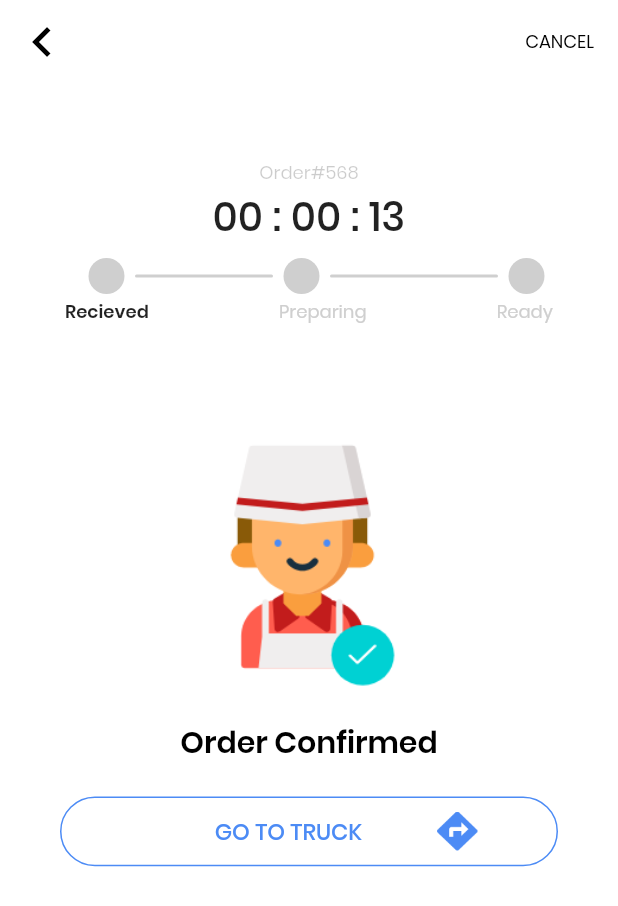
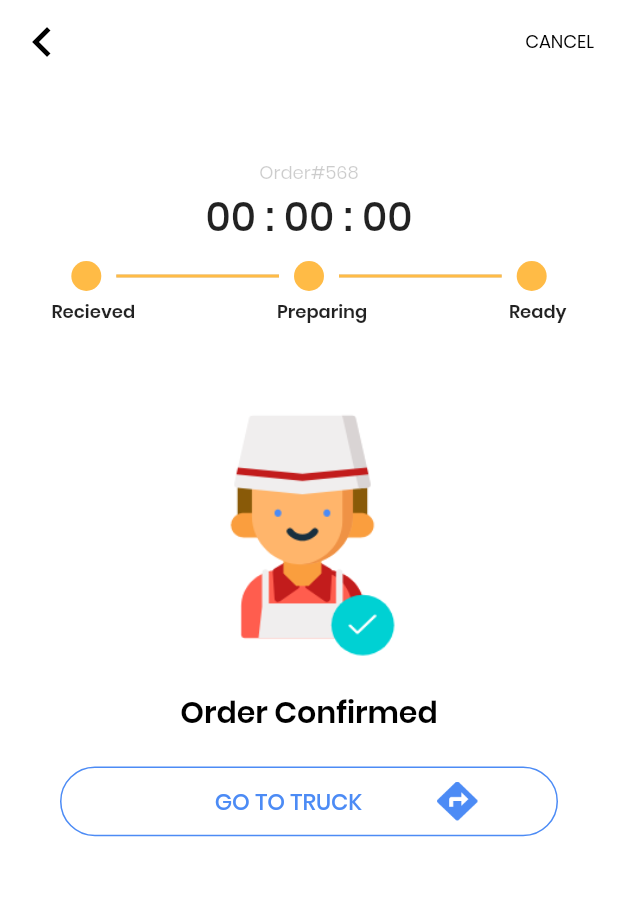
Before and after one commit to LiveLikeCounter/Flutter-Food-Delivery, a Flutter app: the screen it shows after launch, after a tap on "GO TO TRUCK", on a phone screen of 412 x 824 dp. Shown: the top 906 px of the screen. Run offline on Flutter 3.47's test engine with Material 2 defaults, Android fonts, the phone set to English and light mode, and no system bars.

Commit message:
ProgressBar

```diff
--- a/lib/main.dart
+++ b/lib/main.dart
@@ -1,7 +1,9 @@
 import 'package:flutter/material.dart';
 
 import 'package:flutter_fooddelivery/timer.dart';
+import 'package:flutter_fooddelivery/progressBar.dart';
 import 'util.dart';
+
 
 void main() => runApp(App());
 
@@ -21,13 +23,33 @@ class Order extends StatefulWidget {
   _OrderState createState() => _OrderState();
 }
 
-class _OrderState extends State<Order> {
-  String animationName = 'Stroke';
+class _OrderState extends State<Order> with TickerProviderStateMixin {
+  // final timerDuration = Duration(milliseconds: 2500);
+  // AnimationController animationBackward;
+  // AnimationController animationForward;
 
   @override
   void initState() {
     super.initState();
-    // ...
+
+    // animationBackward = AnimationController(
+    //   duration: timerDuration,
+    //   vsync: this,
+    // );
+    // animationBackward.reverse();
+
+    // animationForward = AnimationController(
+    //   duration: timerDuration,
+    //   vsync: this,
+    // );
+    // animationForward.forward();
+  }
+
+  @override
+  void dispose() {
+    // animationBackward.dispose();
+    // animationForward.dispose();
+    super.dispose();
   }
 
   @override
@@ -69,12 +91,13 @@ class _OrderState extends State<Order> {
               style:
                   TextStyle(color: Color.fromRGBO(0, 0, 0, 0.2), fontSize: 12),
             ),
-            Container(
-              child: Timer(),
-            ),
+            Timer(),
+            ProgressBar(),
             SizedBox(height: 50),
+            //Avatar(),
             Image.asset('assets/images/Ober.png', width: 125),
             SizedBox(height: 20),
+            //OrderStatusText(),
             Text(
               'Order Confirmed',
               style: TextStyle(
--- /dev/null
+++ b/lib/progressBar.dart
@@ -0,0 +1,238 @@
+import 'package:flutter/material.dart';
+
+import 'util.dart';
+
+class ProgressBar extends StatefulWidget {
+  ProgressBar({Key key}) : super(key: key);
+
+  _ProgressBarState createState() => _ProgressBarState();
+}
+
+class _ProgressBarState extends State<ProgressBar>
+    with TickerProviderStateMixin {
+  AnimationController animationController;
+
+  @override
+  void initState() {
+    super.initState();
+    animationController = AnimationController(
+      vsync: this,
+      duration: Duration(milliseconds: 8800),
+    );
+    animationController.forward();
+  }
+
+  @override
+  void dispose() {
+    animationController.dispose();
+    super.dispose();
+  }
+
+  @override
+  Widget build(BuildContext context) {
+    return AnimatedBar(
+      controller: animationController,
+    );
+  }
+}
+
+class AnimatedBar extends StatelessWidget {
+  final dotSize = 20.0;
+
+  AnimatedBar({Key key, this.controller})
+      : dotOneColor = ColorTween(
+          begin: FoodColors.Grey,
+          end: FoodColors.Yellow,
+        ).animate(
+          CurvedAnimation(
+            parent: controller,
+            curve: Interval(
+              0.000,
+              0.100,
+              curve: Curves.linear,
+            ),
+          ),
+        ),
+        textOneStyle = TextStyleTween(
+          begin: TextStyle(fontWeight: FontWeight.w400, color: FoodColors.Grey,fontSize: 12),
+          end: TextStyle(fontWeight: FontWeight.w600, color: Colors.black87, fontSize: 12),
+        ).animate(
+          CurvedAnimation(
+            parent: controller,
+            curve: Interval(
+              0.000,
+              0.100,
+              curve: Curves.linear,
+            ),
+          ),
+        ),
+        progressBarOne = Tween(begin: 0.0, end: 1.0).animate(
+          CurvedAnimation(
+            parent: controller,
+            curve: Interval(0.100, 0.450),
+          ),
+        ),
+        dotTwoColor = ColorTween(
+          begin: FoodColors.Grey,
+          end: FoodColors.Yellow,
+        ).animate(
+          CurvedAnimation(
+            parent: controller,
+            curve: Interval(
+              0.450,
+              0.550,
+              curve: Curves.linear,
+            ),
+          ),
+        ),
+        textTwoStyle = TextStyleTween(
+          begin: TextStyle(fontWeight: FontWeight.w400, color: FoodColors.Grey, fontSize: 12),
+          end: TextStyle(fontWeight: FontWeight.w600, color: Colors.black87, fontSize: 12),
+        ).animate(
+          CurvedAnimation(
+            parent: controller,
+            curve: Interval(
+              0.450,
+              0.550,
+              curve: Curves.linear,
+            ),
+          ),
+        ),
+        progressBarTwo = Tween(begin: 0.0, end: 1.0).animate(
+          CurvedAnimation(
+            parent: controller,
+            curve: Interval(0.550, 0.900),
+          ),
+        ),
+        dotThreeColor = ColorTween(
+          begin: FoodColors.Grey,
+          end: FoodColors.Yellow,
+        ).animate(
+          CurvedAnimation(
+            parent: controller,
+            curve: Interval(
+              0.900,
+              1.000,
+              curve: Curves.linear,
+            ),
+          ),
+        ),
+        textThreeStyle = TextStyleTween(
+          begin: TextStyle(fontWeight: FontWeight.w400, color: FoodColors.Grey, fontSize: 12),
+          end: TextStyle(fontWeight: FontWeight.w600, color: Colors.black87, fontSize: 12),
+        ).animate(
+          CurvedAnimation(
+            parent: controller,
+            curve: Interval(
+              0.900,
+              1.000,
+              curve: Curves.linear,
+            ),
+          ),
+        ),
+        super(key: key);
+
+  final AnimationController controller;
+  final Animation<Color> dotOneColor;
+  final Animation<TextStyle> textOneStyle;
+  final Animation<double> progressBarOne;
+  final Animation<Color> dotTwoColor;
+  final Animation<TextStyle> textTwoStyle;
+  final Animation<double> progressBarTwo;
+  final Animation<Color> dotThreeColor;
+  final Animation<TextStyle> textThreeStyle;
+
+  @override
+  Widget build(BuildContext context) {
+    return Container(
+      child: AnimatedBuilder(
+        animation: controller,
+        builder: (BuildContext context, Widget child) => Column(
+          crossAxisAlignment: CrossAxisAlignment.center,
+          children: <Widget>[
+            Container(
+              width: MediaQuery.of(context).size.width / 1.3,
+              margin: EdgeInsets.only(top: 10),
+              child: Row(
+                mainAxisAlignment: MainAxisAlignment.spaceBetween,
+                children: <Widget>[
+                  // Text('${(controller.value * 100.0).toStringAsFixed(1)}%'),
+                  Container(
+                    width: dotSize,
+                    height: dotSize,
+                    decoration: BoxDecoration(
+                        borderRadius: BorderRadius.circular(dotSize / 2),
+                        color: dotOneColor.value),
+                  ),
+                  SizedBox(width: 10),
+                  Expanded(
+                    flex: 1,
+                    child: Container(
+                      height: 2,
+                      child: LinearProgressIndicator(
+                        backgroundColor: FoodColors.Grey,
+                        value: progressBarOne.value,
+                        valueColor:
+                            AlwaysStoppedAnimation<Color>(FoodColors.Yellow),
+                      ),
+                    ),
+                  ),
+                  SizedBox(width: 10),
+                  Container(
+                    width: dotSize,
+                    height: dotSize,
+                    decoration: BoxDecoration(
+                        borderRadius: BorderRadius.circular(dotSize / 2),
+                        color: dotTwoColor.value),
+                  ),
+                  SizedBox(width: 10),
+                  Expanded(
+                    flex: 1,
+                    child: Container(
+                      height: 2,
+                      child: LinearProgressIndicator(
+                        backgroundColor: FoodColors.Grey,
+                        value: progressBarTwo.value,
+                        valueColor:
+                            AlwaysStoppedAnimation<Color>(FoodColors.Yellow),
+                      ),
+                    ),
+                  ),
+                  SizedBox(width: 10),
+                  Container(
+                    width: dotSize,
+                    height: dotSize,
+                    decoration: BoxDecoration(
+                        borderRadius: BorderRadius.circular(dotSize / 2),
+                        color: dotThreeColor.value),
+                  ),
+                ],
+              ),
+            ),
+            Container(
+              margin: EdgeInsets.only(top: 5),
+              width: MediaQuery.of(context).size.width / 1.2,
+              child: Row(
+                mainAxisAlignment: MainAxisAlignment.spaceBetween,
+                children: <Widget>[
+                  Text(
+                    'Recieved',
+                    style: textOneStyle.value,
+                  ),
+                  Text(
+                    'Preparing',
+                    style: textTwoStyle.value,
+                  ),
+                  Text(
+                    'Ready',
+                    style: textThreeStyle.value,
+                  ),
+                ],
+              ),
+            )
+          ],
+        ),
+      ),
+    );
+  }
+}
--- a/lib/timer.dart
+++ b/lib/timer.dart
@@ -20,142 +20,94 @@ class _TimerState extends State<Timer> with TickerProviderStateMixin {
   void initState() {
     super.initState();
     animationController = AnimationController(
+      duration: Duration(milliseconds: 8800),
       vsync: this,
-      // duration: Duration(hours: 0, minutes: 0, seconds: 10),
-      duration: Duration(milliseconds: 22200),
     );
     animationController.reverse(from: animationController.value == 0.0 ? 1.0 : animationController.value);
-    print('Status:   ${animationController.status}');
-    print('Velocity: ${animationController.velocity}');
-    print('Duration: ${animationController.duration}');
-    animationController.addListener(() {
-      print('Listning');
-    });
-    animationController.addStatusListener((state) {
-      print('Status: ${state}');
-    });
+  }
+
+  @override
+  void dispose() {
+    animationController.dispose();
+    super.dispose();
   }
 
   @override
   Widget build(BuildContext context) {
-    // double sreenWidth = MediaQuery.of(context).size.width / 0.1;
-
+    print(timerString);
     return Container(
-      margin: EdgeInsets.only(bottom: 20),
       child: Column(
         crossAxisAlignment: CrossAxisAlignment.center,
         children: <Widget>[
           AnimatedBuilder(
-              animation: animationController,
-              builder: (BuildContext context, Widget child) {
-                return Text(
-                  timerString,
-                  style: TextStyle(fontSize: 27, fontWeight: FontWeight.w500),
-                );
-              }),
-          Container(
-            margin: EdgeInsets.only(top: 20),
-            child: Align(
-              alignment: Alignment.center,
-              child: CustomPaint(
-                painter: ShapesPainter(),
-                child: Container(
-                  width: 290,
-                ),
-              ),
+            animation: animationController,
+            builder: (BuildContext context, Widget child) => Text(
+              timerString,
+              style: TextStyle(fontSize: 27, fontWeight: FontWeight.w500),
             ),
           ),
-          Container(
-            margin: EdgeInsets.only(top: 15),
-            child: Row(
-              mainAxisAlignment: MainAxisAlignment.spaceAround,
-              children: <Widget>[
-                Text(
-                  'Recieved',
-                  style: TextStyle(fontWeight: FontWeight.w600, fontSize: 12),
-                ),
-                Text(
-                  'Preparing',
-                  style: TextStyle(color: FoodColors.Grey, fontSize: 12),
-                ),
-                Text(
-                  'Ready',
-                  style: TextStyle(color: FoodColors.Grey, fontSize: 12),
-                ),
-              ],
-            ),
-          )
         ],
       ),
     );
   }
 }
 
-class ShapesPainter extends CustomPainter {
-  @override
-  void paint(Canvas canvas, Size size) {
-    final paint = Paint();
-    paint.color = FoodColors.Grey;
-    paint.strokeWidth = 2;
-    paint.strokeCap = StrokeCap.round;
 
-    // center of the canvas is (x,y) => (width/2, height/2)
-    var dotFirst = Offset(10, 0);
-    canvas.drawCircle(dotFirst, 12.0, paint);
 
-    final lineOneStart = Offset(30, 0);
-    final lineOneEnd = Offset(120, 0);
-    canvas.drawLine(lineOneStart, lineOneEnd, paint);
+// class TimerStateFull extends StatefulWidget {
+//   TimerStateFull({
+//     @required AnimationController controller,
+//     @required Duration timerDuration,
+//   })  : animation = TimerAnimation(controller),
+//         this.animationDuration = timerDuration;
 
-    var dotSecond = Offset(140, 0);
-    canvas.drawCircle(dotSecond, 12.0, paint);
+//   final TimerAnimation animation;
+//   final Duration animationDuration;
 
-    final lineTwoStart = Offset(160, 0);
-    final lineTwoEnd = Offset(270, 0);
-    canvas.drawLine(lineTwoStart, lineTwoEnd, paint);
+//   _TimerStateFullState createState() => _TimerStateFullState();
+// }
 
-    var dotThird = Offset(290, 0);
-    canvas.drawCircle(dotThird, 12.0, paint);
-  }
+// class _TimerStateFullState extends State<TimerStateFull>
+//     with TickerProviderStateMixin {
+//   AnimationController controller;
 
-  @override
-  bool shouldRepaint(CustomPainter old) {
-    print('Old: ${old}');
-    return true;
-  }
-}
+//   String get timerString {
+//     Duration duration = controller.duration * controller.value;
+//     return '${(duration.inHours % 60).toString().padLeft(2, '0')} : ${(duration.inMinutes % 60).toString().padLeft(2, '0')} : ${(duration.inSeconds % 60).toString().padLeft(2, '0')}';
+//   }
 
-class TimerPainter extends CustomPainter {
-  TimerPainter({
-    this.animation,
-    this.backgroundColor,
-    this.color,
-  }) : super(repaint: animation);
+//   @override
+//   void initState() {
+//     super.initState();
 
-  final Animation<double> animation;
-  final Color backgroundColor, color;
+//     controller = AnimationController(
+//       duration: Duration(milliseconds: 2200),
+//       vsync: this,
+//     );
+//     controller.reverse();
 
-  @override
-  void paint(Canvas canvas, Size size) {
-    Paint paint = Paint()
-      ..color = backgroundColor
-      ..strokeWidth = 5.0
-      ..strokeCap = StrokeCap.round
-      ..style = PaintingStyle.stroke;
+//     // animationForward = AnimationController(
+//     //   duration: timerDuration,
+//     //   vsync: this,
+//     // );
+//     // animationForward.forward();
+//   }
 
-    canvas.drawCircle(size.center(Offset.zero), size.width / 2.0, paint);
-    paint.color = color;
-    double progress = (1.0 - animation.value) * 2 * math.pi;
-    canvas.drawArc(Offset.zero & size, math.pi * 1.5, -progress, false, paint);
-  }
+//   @override
+//   void dispose() {
+//     controller.dispose();
+//     // animationForward.dispose();
+//     super.dispose();
+//   }
 
-  @override
-  bool shouldRepaint(TimerPainter old) {
-    return animation.value != old.animation.value ||
-        color != old.color ||
-        backgroundColor != old.backgroundColor;
-  }
-
-  @override
-  bool shouldRebuildSemantics(TimerPainter oldDelegate) => false;
-}
+//   @override
+//   Widget build(BuildContext context) {
+//     return AnimatedBuilder(
+//       animation: controller,
+//       builder: (BuildContext context, Widget child) => Text(
+//         timerString,
+//         style: TextStyle(fontSize: 27, fontWeight: FontWeight.w500),
+//       ),
+//     );
+//   }
+// }
```
